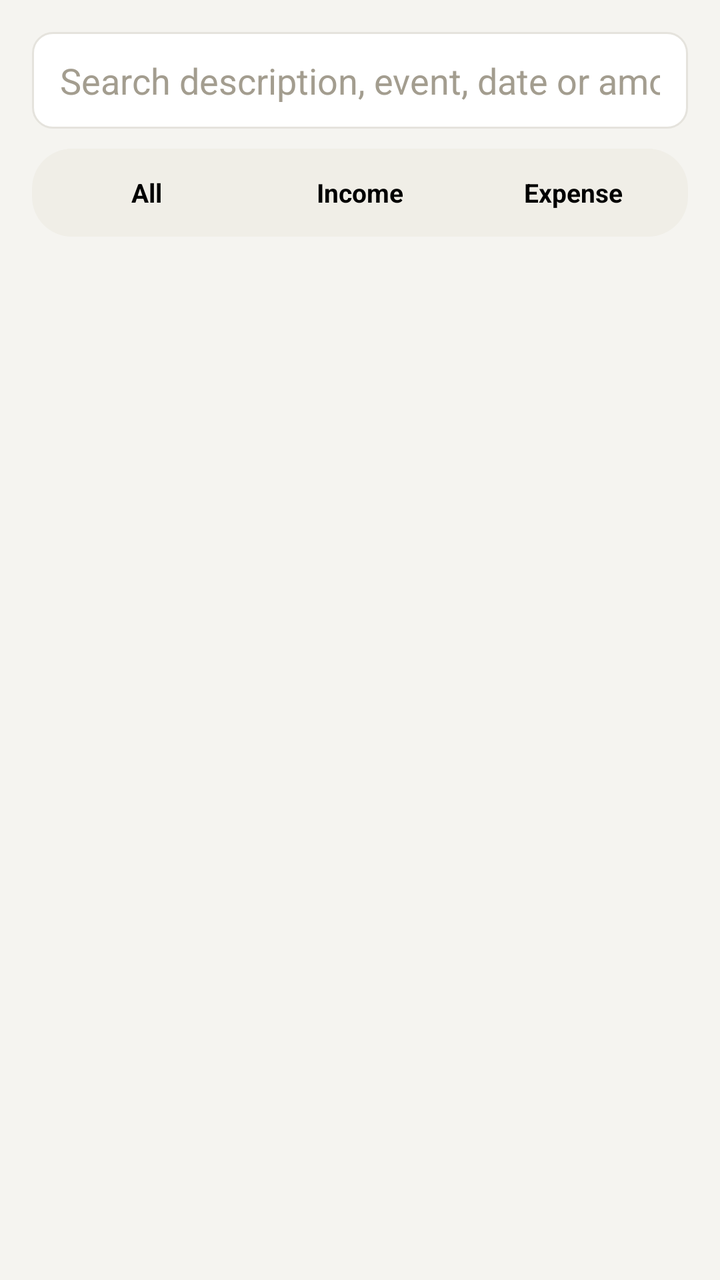
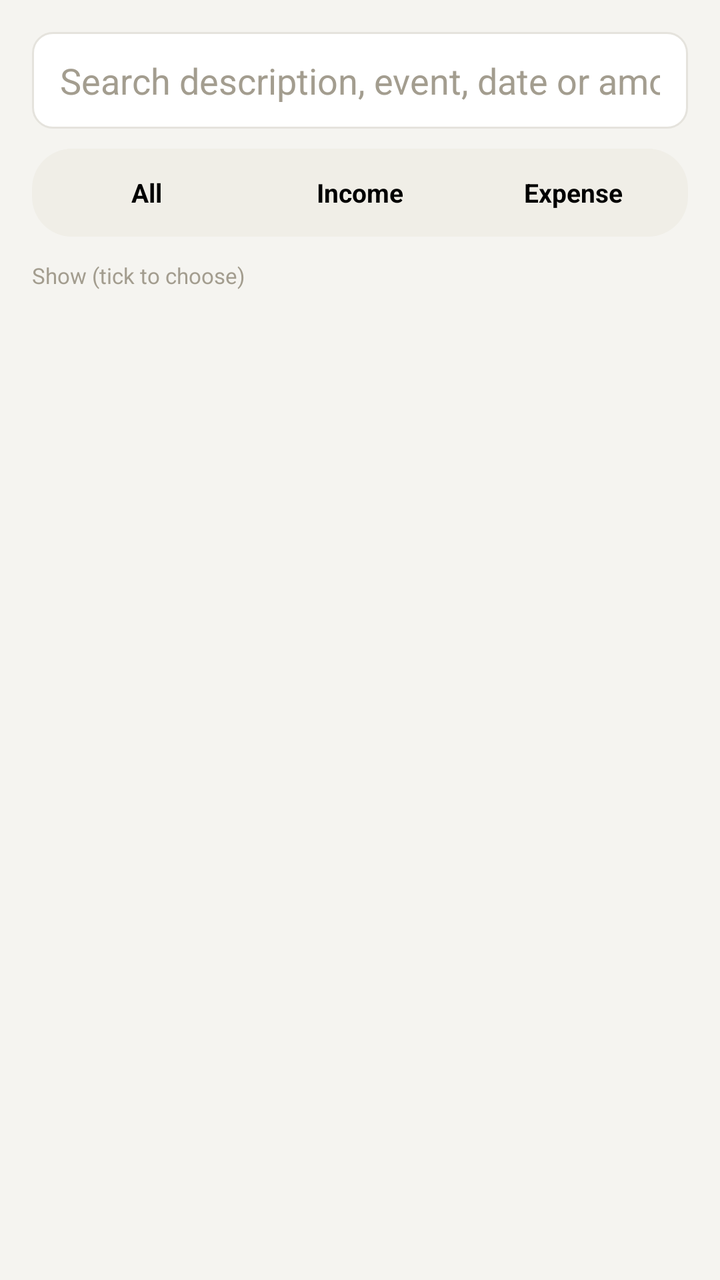

Compare the two renders of this Android layout. The source of the first and the diff that turns it into the second are given below.
<!-- AndroidManifest.xml: application theme Theme.SchoolFund -->
<!-- res/layout/activity_transaction_history.xml -->
<?xml version="1.0" encoding="utf-8"?>
<LinearLayout xmlns:android="http://schemas.android.com/apk/res/android"
    android:layout_width="match_parent"
    android:layout_height="match_parent"
    android:orientation="vertical"
    android:padding="16dp"
    android:background="@color/bg_app">

    <EditText
        android:id="@+id/editSearchHistory"
        android:layout_width="match_parent"
        android:layout_height="wrap_content"
        android:hint="@string/hint_search_history"
        android:textColorHint="@color/text_muted"
        android:inputType="text"
        android:maxLines="1"
        android:imeOptions="actionSearch"
        android:background="@drawable/input_bg"
        android:layout_marginBottom="10dp" />

    <RadioGroup
        android:id="@+id/radioGroupFilter"
        android:layout_width="match_parent"
        android:layout_height="44dp"
        android:orientation="horizontal"
        android:background="@drawable/pill_status_bg"
        android:paddingHorizontal="4dp"
        android:paddingVertical="4dp"
        android:layout_marginBottom="12dp">

        <RadioButton
            android:id="@+id/radioFilterAll"
            android:layout_width="0dp"
            android:layout_height="match_parent"
            android:layout_weight="1"
            android:text="@string/filter_all"
            android:gravity="center"
            android:button="@null"
            android:textStyle="bold"
            android:textSize="13sp"
            android:checked="true" />

        <RadioButton
            android:id="@+id/radioFilterIncome"
            android:layout_width="0dp"
            android:layout_height="match_parent"
            android:layout_weight="1"
            android:text="@string/filter_income"
            android:gravity="center"
            android:button="@null"
            android:textStyle="bold"
            android:textSize="13sp" />

        <RadioButton
            android:id="@+id/radioFilterExpense"
            android:layout_width="0dp"
            android:layout_height="match_parent"
            android:layout_weight="1"
            android:text="@string/filter_expense"
            android:gravity="center"
            android:button="@null"
            android:textStyle="bold"
            android:textSize="13sp" />
    </RadioGroup>

    <TextView
        android:id="@+id/textHistoryEmpty"
        android:layout_width="match_parent"
        android:layout_height="wrap_content"
        android:text="@string/msg_no_matching_transactions"
        android:textColor="@color/text_muted"
        android:textSize="13sp"
        android:gravity="center"
        android:layout_marginTop="40dp"
        android:visibility="gone" />

    <androidx.recyclerview.widget.RecyclerView
        android:id="@+id/recyclerHistory"
        android:layout_width="match_parent"
        android:layout_height="match_parent" />

</LinearLayout>
<!-- resources referenced by this layout -->
<resources>
  <color name="bg_app">#F5F4F0</color>
  <color name="text_muted">#A39D8F</color>
  <!-- drawable input_bg (drawable) -->
  <?xml version="1.0" encoding="utf-8"?>
  <shape xmlns:android="http://schemas.android.com/apk/res/android">
      <solid android:color="@color/surface_white" />
      <stroke android:width="1dp" android:color="@color/border_subtle" />
      <corners android:radius="10dp" />
      <padding android:left="14dp" android:top="12dp" android:right="14dp" android:bottom="12dp" />
  </shape>
  <!-- drawable pill_status_bg (drawable) -->
  <?xml version="1.0" encoding="utf-8"?>
  <shape xmlns:android="http://schemas.android.com/apk/res/android">
      <solid android:color="#F0EEE7" />
      <corners android:radius="20dp" />
      <padding android:left="10dp" android:top="4dp" android:right="10dp" android:bottom="4dp" />
  </shape>
  <string name="filter_all">All</string>
  <string name="filter_expense">Expense</string>
  <string name="filter_income">Income</string>
  <string name="hint_search_history">Search description, event, date or amount</string>
  <string name="msg_no_matching_transactions">No matching transactions</string>
  <style name="Theme.SchoolFund" parent="Theme.MaterialComponents.DayNight.NoActionBar">
          <item name="colorPrimary">#2E6B4F</item>
          <item name="colorPrimaryDark">#245840</item>
          <item name="colorAccent">#B9770E</item>
      </style>
  <color name="surface_white">#FFFFFF</color>
  <color name="border_subtle">#E5E3DD</color>
</resources>

<!-- the commit's change to res/layout/activity_transaction_history.xml (unified diff, before → after) -->
@@ -1,5 +1,6 @@
 <?xml version="1.0" encoding="utf-8"?>
 <LinearLayout xmlns:android="http://schemas.android.com/apk/res/android"
+    xmlns:app="http://schemas.android.com/apk/res-auto"
     android:layout_width="match_parent"
     android:layout_height="match_parent"
     android:orientation="vertical"
@@ -64,6 +65,27 @@
     </RadioGroup>
 
     <TextView
+        android:layout_width="wrap_content"
+        android:layout_height="wrap_content"
+        android:text="@string/filter_show_label"
+        android:textColor="@color/text_muted"
+        android:textSize="11sp"
+        android:layout_marginBottom="4dp" />
+
+    <HorizontalScrollView
+        android:layout_width="match_parent"
+        android:layout_height="wrap_content"
+        android:scrollbars="none"
+        android:layout_marginBottom="10dp">
+
+        <com.google.android.material.chip.ChipGroup
+            android:id="@+id/chipGroupScope"
+            android:layout_width="wrap_content"
+            android:layout_height="wrap_content"
+            app:singleLine="true" />
+    </HorizontalScrollView>
+
+    <TextView
         android:id="@+id/textHistoryEmpty"
         android:layout_width="match_parent"
         android:layout_height="wrap_content"
<!-- resource entries referenced after the edit -->
@@ -20,6 +20,7 @@
   <string name="filter_all">All</string>
   <string name="filter_expense">Expense</string>
   <string name="filter_income">Income</string>
+  <string name="filter_show_label">Show (tick to choose)</string>
   <string name="hint_search_history">Search description, event, date or amount</string>
   <string name="msg_no_matching_transactions">No matching transactions</string>
   <style name="Theme.SchoolFund" parent="Theme.MaterialComponents.DayNight.NoActionBar">
